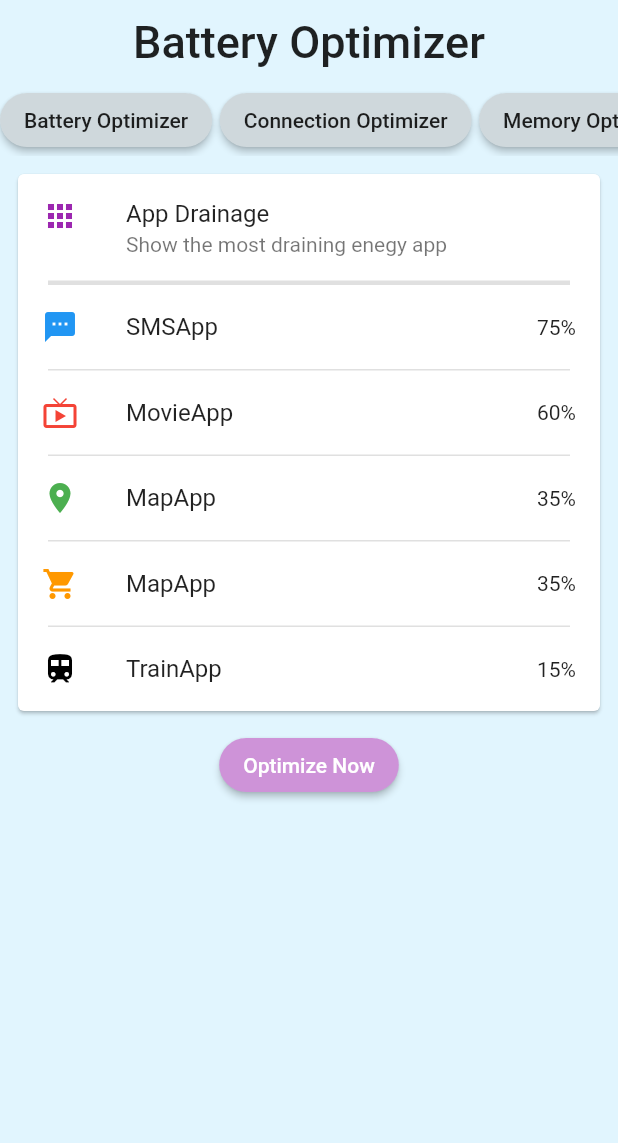
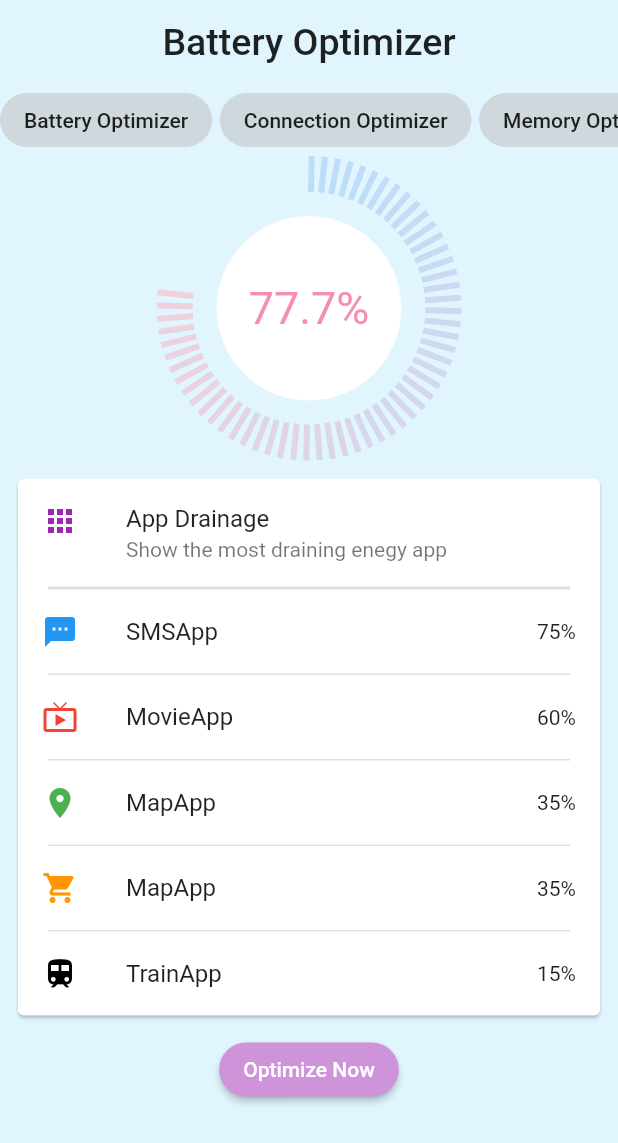
Before and after one commit to RYgithub1/faui_battery_optimizer, a Flutter app: the screen it shows after launch, on a phone screen of 412 x 824 dp. Shown: the top 1143 px of the screen. Run offline on Flutter 3.47's test engine with Material 2 defaults, Android fonts, the phone set to English and light mode, and no system bars.

Commit message:
add_Indicater&&horizontalRow

```diff
--- a/lib/body_applist.dart
+++ b/lib/body_applist.dart
@@ -21,7 +21,7 @@ class _BodyApplistState extends State<BodyApplist> {
               subtitle: Text("Show the most draining enegy app"),
               trailing: Text(""),
             ),
-            Divider(height:2, thickness:3, indent:20, endIndent:20),
+            Divider(height:2, thickness:2, indent:20, endIndent:20),
             ListTile(
               leading: Icon(Icons.sms, color: Colors.blue),
               title: Text("SMSApp"),
--- /dev/null
+++ b/lib/body_indicater.dart
@@ -0,0 +1,89 @@
+import 'package:flutter/material.dart';
+import 'dart:math';  /// [sin/cos]
+
+
+
+class BodyIndicater extends StatefulWidget {
+  @override
+  _BodyIndicaterState createState() => _BodyIndicaterState();
+}
+
+
+class _BodyIndicaterState extends State<BodyIndicater> {
+  final double size = 123.0;
+  /// [define localValuable]
+  var _percentage = 0.777;
+  @override
+  Widget build(BuildContext context) {
+    return CustomPaint(   /// [CustomPaint()]
+      painter: MyPainter(  /// fromp[CustomPaint()]to[CustomPainter{}]
+        percentage: _percentage,
+        textCircleRadius: size * 0.5,
+      ),
+      child: Container(
+        padding: const EdgeInsets.all(40),
+        child: Material(
+          color: Colors.white,
+          elevation: 0,
+          borderRadius: BorderRadius.circular(size * 0.5),
+          child: Container(
+            width: size,
+            height: size,
+            child: Center(
+              child: Text(
+                '${_percentage * 100}%',
+                style: TextStyle(color: Colors.pink[200], fontSize: 30),
+              ),
+            ),
+          ),
+        ),
+      ),
+    );
+  }
+}
+
+
+
+/// fromp[CustomPaint()]to[CustomPainter{}]
+class MyPainter extends CustomPainter{
+  final double percentage;  // バッテリーレベルの割合
+  final double textCircleRadius;  // 内側に表示される白丸の半径
+  // MyPainter({Key key, this.percentage, this.textCircleRadius}):super(key:key);  // key不要、@required必要
+  MyPainter({@required this.percentage, @required this.textCircleRadius});
+
+  @override
+  void paint(Canvas canvas, Size size) {   /// [======== 1... void paint() ========]
+    for (int i = 1; i < (360 * percentage); i += 5) {
+      final per = i / 360.0;
+      final color = ColorTween(  // 割合（0~1.0）からグラデーション色に変換
+        begin: Colors.blue[100],
+        end: Colors.red[100],
+      ).lerp(per);
+      final paint = Paint()   /// [canvas.drawDo向けpaint]
+        ..color = color
+        ..style = PaintingStyle.stroke
+        ..strokeWidth = 4;
+      final spaceLen = 16;  // 長さ（円とゲージ間）
+      final lineLen = 24;  // 長さ（ゲージ）
+      final angle = (2 * pi * per) - (pi / 2);  // 0時方向から開始するため-90度
+      final offset0 = Offset(size.width * 0.5, size.height * 0.5);  // offset0...円の中心座標
+      final offset1 = offset0.translate(  // offset1...線の内側部分の座標
+        (textCircleRadius + spaceLen) * cos(angle),
+        (textCircleRadius + spaceLen) * sin(angle),
+      );
+      final offset2 = offset1.translate(  // offset2...線の外側部分の座標
+        lineLen * cos(angle),
+        lineLen * sin(angle),
+      );
+
+      canvas.drawLine(offset1, offset2, paint);   /// [canvas.drawDo]
+    }
+  }
+
+
+  @override
+  bool shouldRepaint(CustomPainter oldDelegate) {    /// [======== 2... bool shouldRepaint() ========]
+    // return oldDelegate.myPainter != MyPainter();  // 今回CustomPaintのリビルド不要
+    return false;
+  }
+}
--- a/lib/body_optimizer.dart
+++ b/lib/body_optimizer.dart
@@ -45,6 +45,7 @@ class OptimizerList extends StatelessWidget{
   @override
   Widget build(BuildContext context) {
     return RaisedButton(
+      elevation: 0,
       child: Text(namedParameterText),
       color: Colors.blueGrey[100],
       shape: StadiumBorder(),
--- a/lib/main.dart
+++ b/lib/main.dart
@@ -1,7 +1,7 @@
 import 'package:flutter/material.dart';
-
 import 'body_applist.dart';
 import 'body_footer.dart';
+import 'body_indicater.dart';
 import 'body_optimizer.dart';
 
 
@@ -28,24 +28,29 @@ class MyApp extends StatelessWidget {
 
 
 class HomePage extends StatelessWidget {
-  HomePage({Key key,}) : super(key:key);
+  // final String nothingValue;
+  // HomePage({Key key,this.nothingValue}):super(key:key);
   @override
   Widget build(BuildContext context) {
     return Scaffold(
       backgroundColor: PrimaryColor,
       appBar: AppBar(
         elevation: 0.0,
-        title: Text("Battery Optimizer", style: TextStyle(fontSize: 30.0),),
+        title: Text("Battery Optimizer", style: TextStyle(fontSize: 25.0),),
         centerTitle: true,
         backgroundColor: PrimaryColor,
       ),
-      body: Column(
-        children: [
-          BodyOptimizer(),
-          // BodyIndicater(),
-          BodyApplist(),
-          BodyFooter(),
-        ]
+      body: Container(
+        child: SingleChildScrollView(
+          child: Column(
+            children: [
+              BodyOptimizer(),
+              BodyIndicater(),
+              BodyApplist(),
+              BodyFooter(),
+            ]
+          ),
+        ),
       ),
     );
   }
```
Also changed, not shown: pubspec.lock, 1 other file.
